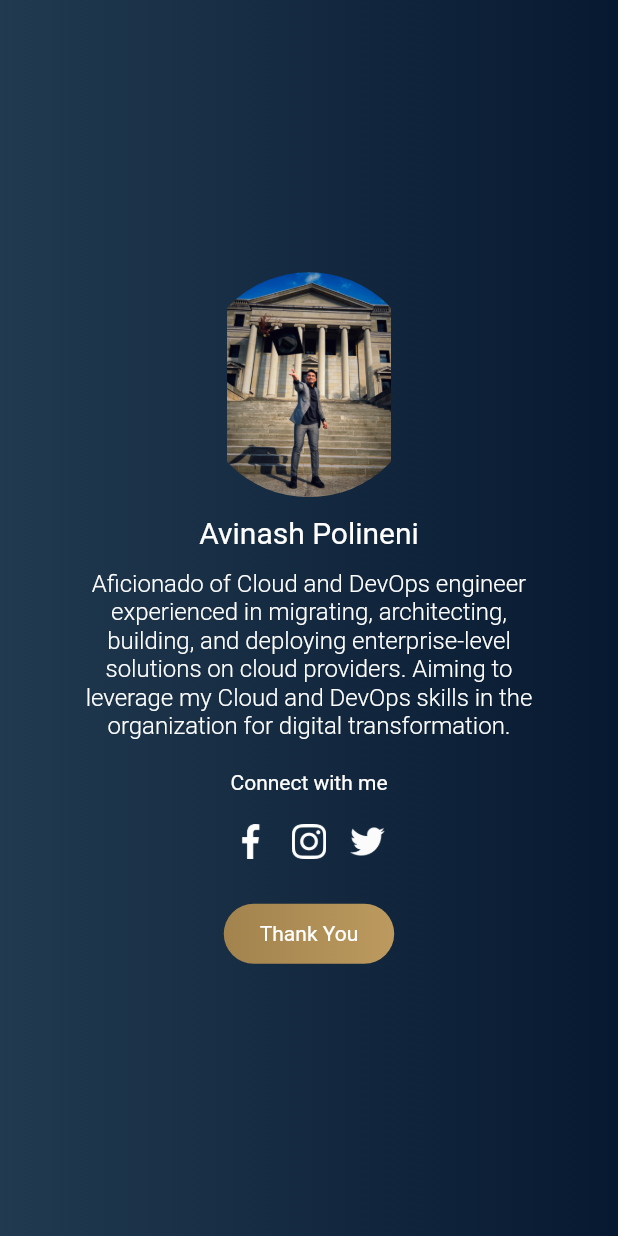
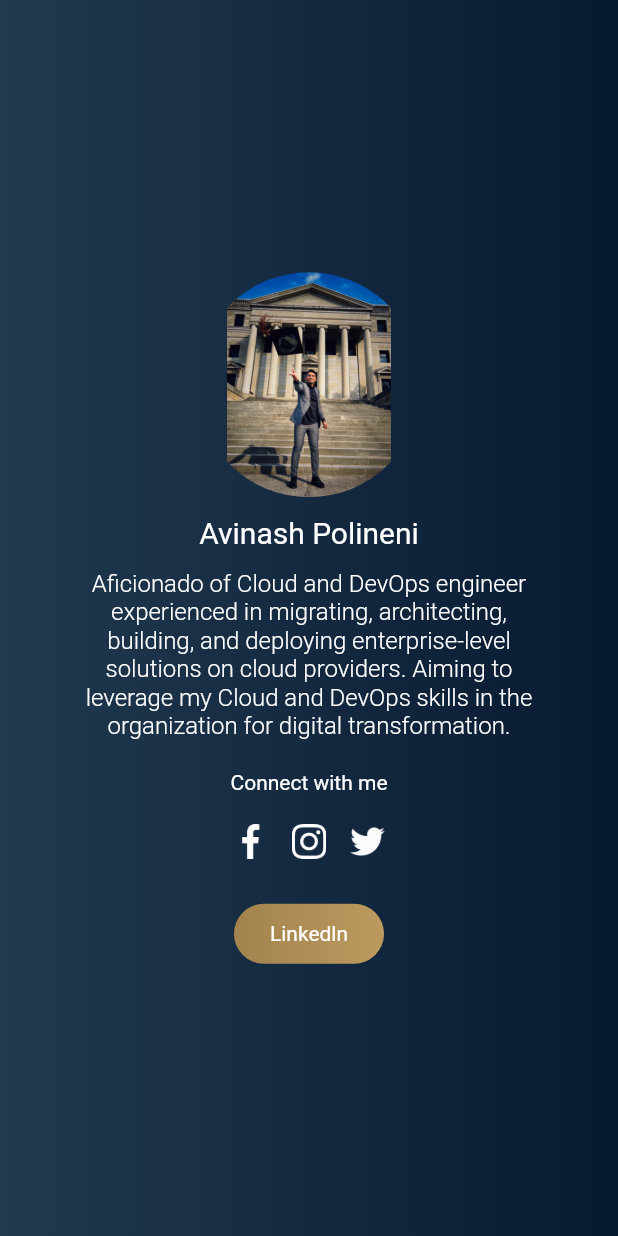
Before and after one commit to polineniavinash/profile, a Flutter app: the screen it shows after launch, on a phone screen of 412 x 824 dp. Run offline on Flutter 3.47's test engine with Material 2 defaults, Android fonts, the phone set to English and light mode, and no system bars.

Commit message:
Adding linkedin name

```diff
--- a/lib/landing_page.dart
+++ b/lib/landing_page.dart
@@ -114,7 +114,7 @@ class _LandingPageState extends State<LandingPage> {
                       const Color(0xffBC9A5F)]
                   )
                 ),
-                child: Text("Thank You",
+                child: Text("Linkedln",
                 style: TextStyle(
                   color: Colors.white
                 ),),
```
